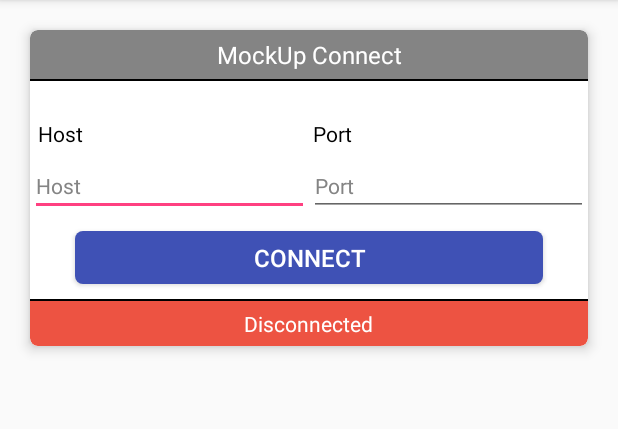
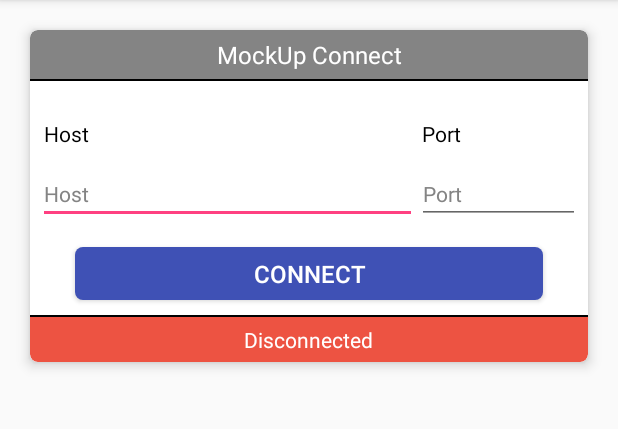
Before and after one commit to mockupThesis/android, an Android app: the screen it shows after launch (MainActivity), on a phone screen of 412 x 824 dp, the part 84-513 px from its top. Run offline under Robolectric (Android 15) with nearby library versions, the phone set to English and light mode, and no system bars.

Commit message:
MockUp card design fix #1

```diff
--- a/app/src/main/res/layout/mockup_card.xml
+++ b/app/src/main/res/layout/mockup_card.xml
@@ -52,17 +52,18 @@
 
             <TextView
                 android:layout_width="0dp"
-                android:layout_weight="50"
+                android:layout_weight="70"
                 android:layout_height="wrap_content"
                 android:text="@string/host"
+                android:layout_marginStart="4dp"
                 android:textSize="14sp"
                 android:textColor="@color/black"/>
 
             <TextView
                 android:layout_width="0dp"
-                android:layout_weight="50"
+                android:layout_weight="30"
                 android:layout_height="wrap_content"
-                android:layout_marginStart="6dp"
+                android:layout_marginStart="7dp"
                 android:text="@string/port"
                 android:textSize="14sp"
                 android:textColor="@color/black"/>
@@ -72,6 +73,7 @@
         <LinearLayout
             android:layout_width="match_parent"
             android:weightSum="100"
+            android:padding="5dp"
             android:layout_height="wrap_content"
             android:orientation="horizontal"
             >
@@ -79,7 +81,7 @@
             <EditText
                 android:id="@+id/mockup_host"
                 android:layout_width="0dp"
-                android:layout_weight="50"
+                android:layout_weight="70"
                 android:layout_height="wrap_content"
                 android:hint="@string/host"
                 android:textColorHint="@color/grey"
@@ -89,7 +91,7 @@
             <EditText
                 android:id="@+id/mockup_port"
                 android:layout_width="0dp"
-                android:layout_weight="50"
+                android:layout_weight="30"
                 android:layout_height="wrap_content"
                 android:hint="@string/port"
                 android:textColorHint="@color/grey"
```
